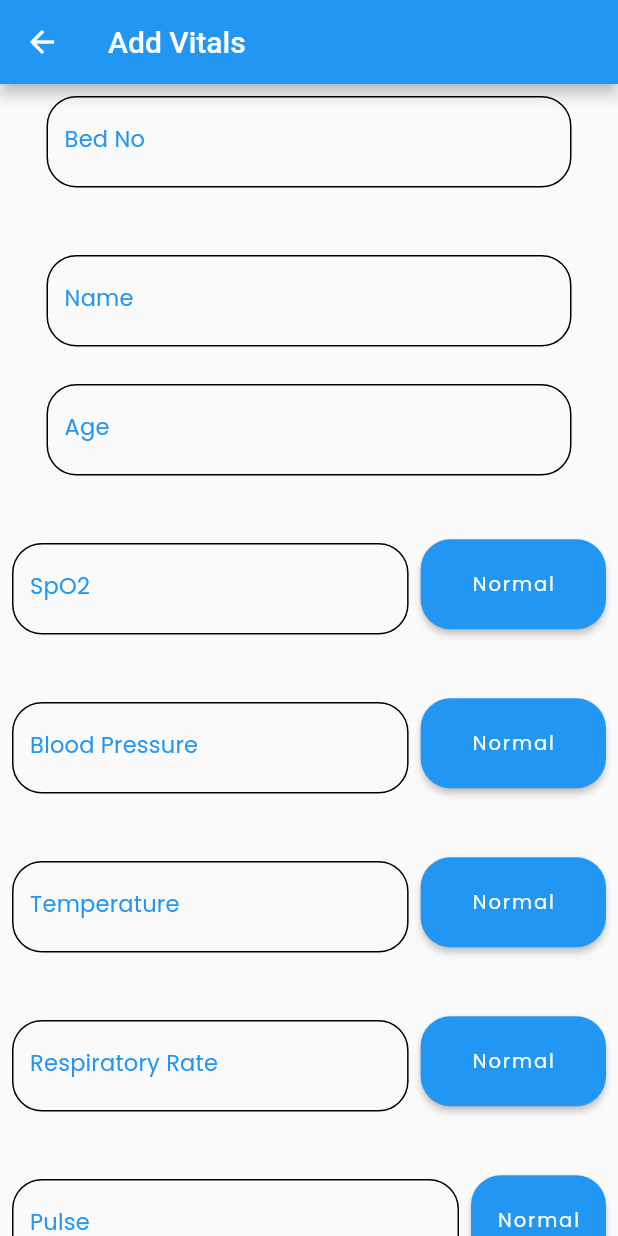
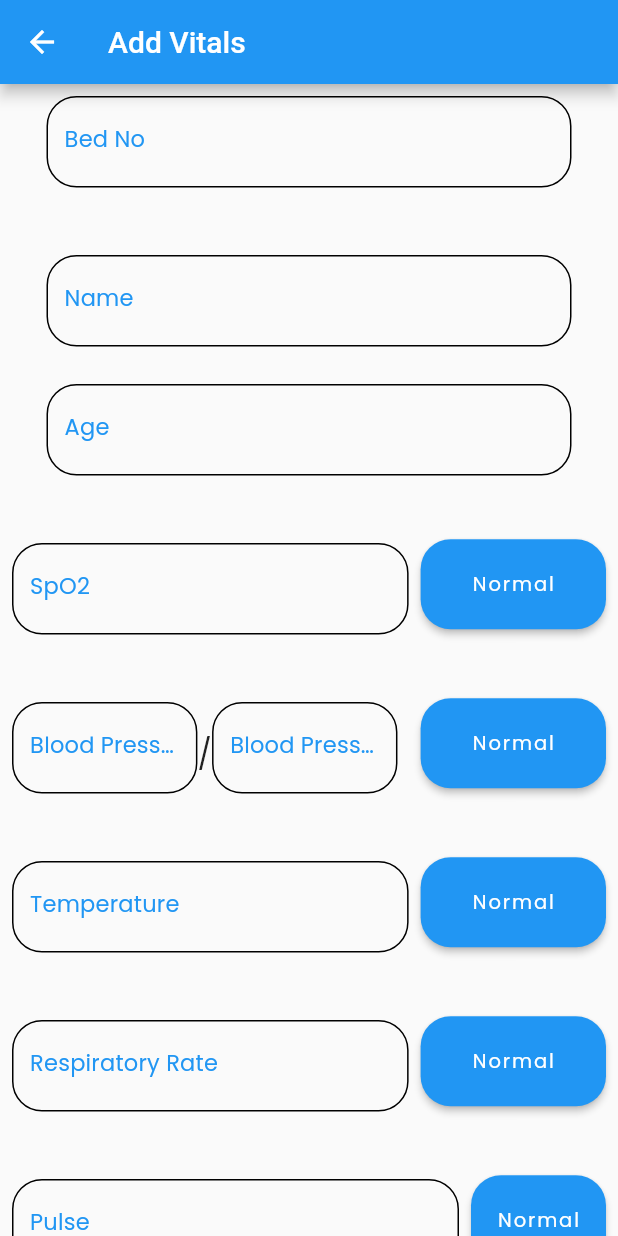
Before and after one commit to cloneartist/CoiHo, a Flutter app: the Nurse screen opened by its route, on a phone screen of 412 x 824 dp. Run offline on Flutter 3.47's test engine with Material 2 defaults, Android fonts, the phone set to English and light mode, and no system bars; our stand-ins replace cloud_firestore, firebase_auth, firebase_core, pdf, sizer; missing offline and left inert: universal_html; accounts and stored records are empty.

Commit message:
coloring

```diff
--- a/lib/Models/Patient.dart
+++ b/lib/Models/Patient.dart
@@ -10,7 +10,13 @@ import 'dart:convert';
 
 class Patient {
   Patient(
-      {this.name, this.age, this.bedNo,this.opNo,this.phone,this.track, this.critical});
+      {this.name,
+      this.age,
+      this.bedNo,
+      this.opNo,
+      this.phone,
+      this.track,
+      this.critical});
 
   String name;
   String phone;
@@ -34,7 +40,7 @@ class Patient {
         "Name": name,
         "age": age,
         "bedNo": bedNo,
-        "phone":phone,
+        "phone": phone,
         "opNo": opNo,
         "track": List<dynamic>.from(track.map((x) => x.toJson())),
       };
@@ -44,7 +50,8 @@ class Track {
   Track({
     this.time,
     this.spO2,
-    this.pressure,
+    this.pressureH,
+    this.pressureL,
     this.temp,
     this.pulse,
     this.respirRate,
@@ -52,7 +59,8 @@ class Track {
 
   String time;
   String spO2;
-  String pressure;
+  String pressureH;
+  String pressureL;
   String temp;
   String pulse;
   String respirRate;
@@ -60,7 +68,8 @@ class Track {
   factory Track.fromJson(Map<String, dynamic> json) => Track(
         time: json["time"].toString(),
         spO2: json["spO2"],
-        pressure: json["pressure"],
+        pressureH: json["pressureH"],
+        pressureL: json["pressureL"],
         temp: json["temp"],
         pulse: json["pulse"],
         respirRate: json["respirRate"],
@@ -69,7 +78,8 @@ class Track {
   Map<String, dynamic> toJson() => {
         "time": time,
         "spO2": spO2,
-        "pressure": pressure,
+        "pressureH": pressureH,
+        "pressureL": pressureL,
         "temp": temp,
         "pulse": pulse,
         "respirRate": respirRate,
--- a/lib/Screens/Nurse.dart
+++ b/lib/Screens/Nurse.dart
@@ -19,7 +19,8 @@ class Nurse extends StatefulWidget {
 class NurseState extends State<Nurse> {
   final _formKey = GlobalKey<FormState>();
   final TextEditingController tecSPO2 = TextEditingController();
-  final TextEditingController tecBP = TextEditingController();
+  final TextEditingController tecBPH = TextEditingController();
+  final TextEditingController tecBPL = TextEditingController();
   final TextEditingController tecTEMP = TextEditingController();
   final TextEditingController tecRESP = TextEditingController();
   final TextEditingController tecPULSE = TextEditingController();
@@ -62,7 +63,8 @@ class NurseState extends State<Nurse> {
   void initState() {
     if (widget.edit == "Yes") {
       tecSPO2.text = widget.pat.track[widget.index].spO2;
-      tecBP.text = widget.pat.track[widget.index].pressure;
+      tecBPH.text = widget.pat.track[widget.index].pressureH;
+      tecBPL.text = widget.pat.track[widget.index].pressureL;
       tecTEMP.text = widget.pat.track[widget.index].temp;
       tecRESP.text = widget.pat.track[widget.index].respirRate;
       tecPULSE.text = widget.pat.track[widget.index].pulse;
@@ -76,7 +78,8 @@ class NurseState extends State<Nurse> {
 
   void resetControllers() {
     tecSPO2.text = "";
-    tecBP.text = "";
+    tecBPH.text = "";
+    tecBPL.text = "";
     tecTEMP.text = "";
     tecRESP.text = "";
     tecPULSE.text = "";
@@ -290,11 +293,13 @@ class NurseState extends State<Nurse> {
                     Expanded(
                       child: Padding(
                         padding: const EdgeInsets.all(8.0),
-                        child: Container(
+                        child: Row(
+                          children: [
+                            Container(
                               height: 70,
-                          width: width * .6,
+                              width: width * .3,
                               child: TextFormField(
-                            controller: tecBP,
+                                controller: tecBPH,
                                 decoration: textInputDecoration.copyWith(
                                     labelText: 'Blood Pressure'),
                                 validator: (value) => value.isEmpty
@@ -302,6 +307,25 @@ class NurseState extends State<Nurse> {
                                     : null,
                                 onSaved: (value) => _bp = value,
                               ),
+                            ),
+                            Text(
+                              "/",
+                              style: TextStyle(fontSize: 20),
+                            ),
+                            Container(
+                              height: 70,
+                              width: width * .3,
+                              child: TextFormField(
+                                controller: tecBPL,
+                                decoration: textInputDecoration.copyWith(
+                                    labelText: 'Blood Pressure'),
+                                validator: (value) => value.isEmpty
+                                    ? "  Please Enter Blood Pressure"
+                                    : null,
+                                onSaved: (value) => _bp = value,
+                              ),
+                            ),
+                          ],
                         ),
                       ),
                     ),
@@ -318,7 +342,8 @@ class NurseState extends State<Nurse> {
                               onPrimary: Colors.white,
                             ),
                             onPressed: () {
-                              tecBP.text = "NORMAL";
+                              tecBPH.text = "NORMAL";
+                              tecBPL.text = "NORMAL";
                             },
                             child: Text("Normal")),
                       ),
@@ -476,7 +501,8 @@ class NurseState extends State<Nurse> {
                     onPressed: () {
                       Track trac = Track(
                           respirRate: tecRESP.text,
-                          pressure: tecBP.text,
+                          pressureH: tecBPH.text,
+                          pressureL: tecBPL.text,
                           spO2: tecSPO2.text,
                           temp: tecTEMP.text,
                           pulse: tecPULSE.text,
--- a/lib/services/Database.dart
+++ b/lib/services/Database.dart
@@ -30,7 +30,8 @@ class DatabaseService {
       var temp = {
         "time": element.time,
         "spO2": element.spO2,
-        "pressure": element.pressure,
+        "pressureH": element.pressureH,
+        "pressureL": element.pressureL,
         "temp": element.temp,
         "pulse": element.pulse,
         "respirRate": element.respirRate,
@@ -61,7 +62,8 @@ class DatabaseService {
       var temp = {
         "time": element.time,
         "spO2": element.spO2,
-        "pressure": element.pressure,
+        "pressureH": element.pressureH,
+        "pressureL": element.pressureL,
         "temp": element.temp,
         "pulse": element.pulse,
         "respirRate": element.respirRate,
@@ -82,18 +84,14 @@ class DatabaseService {
   }
 
   Future<void> addPatients(
-      {String opNumber,
-      String name,
-      String age,
-      String phone,
-      String bedNo}) {
+      {String opNumber, String name, String age, String phone, String bedNo}) {
     var track = [{}];
     // track.add({"presure": null});
     Map<String, dynamic> newPatient = {
       "Name": name,
       "age": age,
       "opNo": opNumber,
-      "phone":phone??"Nil",
+      "phone": phone ?? "Nil",
       "bedNo": bedNo,
       "critical": "No",
       "track": track
```
Also changed, not shown: lib/Screens/ViewRecord.dart (+57 -30 lines), pubspec.lock. Lines whose indentation alone changed are shown as unchanged.
